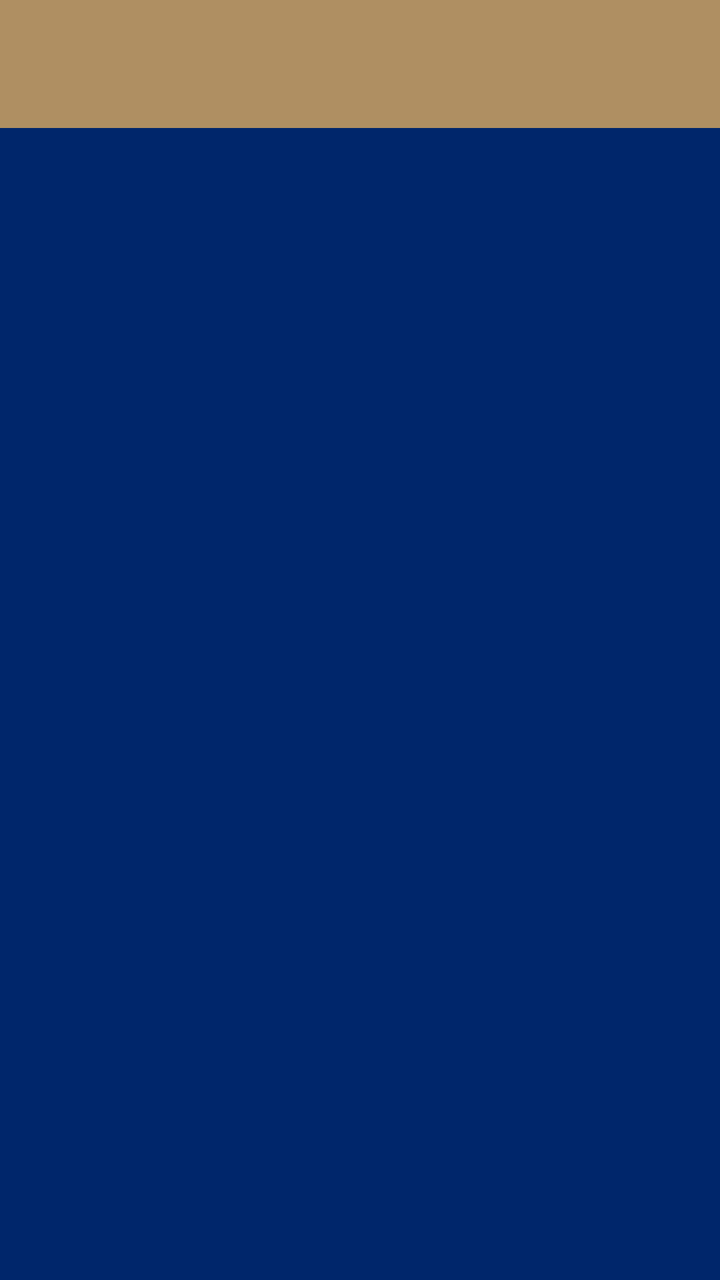
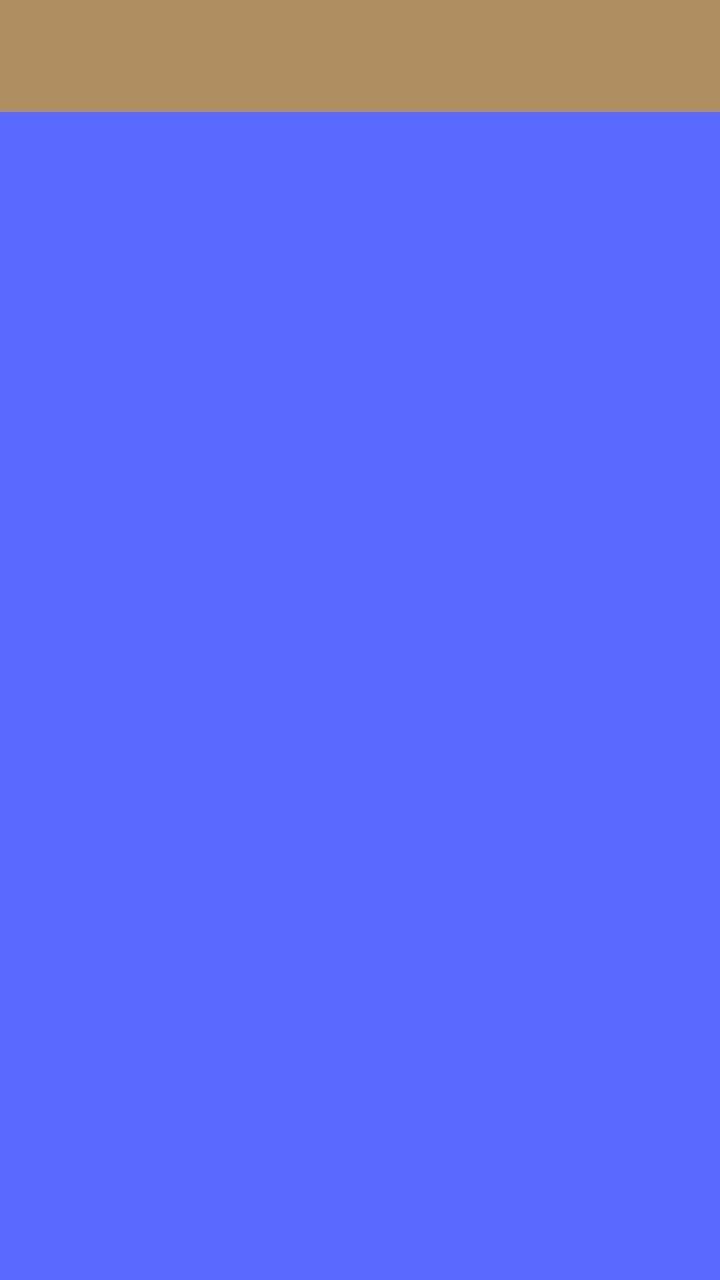

The first picture is an Android layout as it rendered before a commit; the second is the same layout after the commit. The layout source and the unified diff follow.
<!-- AndroidManifest.xml: application theme Theme.Library -->
<!-- res/layout/activity_chapter.xml -->
<?xml version="1.0" encoding="utf-8"?>
<LinearLayout xmlns:android="http://schemas.android.com/apk/res/android"
    xmlns:tools="http://schemas.android.com/tools"
    android:id="@+id/main"
    android:layout_width="match_parent"
    android:layout_height="match_parent"
    android:orientation="vertical"
    tools:context=".Activity.ChapterActivity">

    <include layout="@layout/lyt_toolbar"/>

    <androidx.recyclerview.widget.RecyclerView
        android:padding="10dp"
        android:background="@color/chapter"
        android:id="@+id/chapterRV"
        android:layout_width="match_parent"
        android:layout_height="match_parent"/>

</LinearLayout>
<!-- res/layout/lyt_toolbar.xml (included above) -->
<?xml version="1.0" encoding="utf-8"?>
<androidx.appcompat.widget.Toolbar xmlns:android="http://schemas.android.com/apk/res/android"
    xmlns:app="http://schemas.android.com/apk/res-auto"
    android:id="@+id/toolbarId"
    android:layout_width="match_parent"
    android:layout_height="wrap_content"
    android:minHeight="?attr/actionBarSize"
    android:background="@color/toolbar"
    app:titleTextColor="@android:color/black"
    android:theme="@style/ThemeOverlay.AppCompat.ActionBar"
    android:popupTheme="@style/ThemeOverlay.AppCompat.Light" />
<!-- resources referenced by this layout -->
<resources>
  <color name="chapter">#00266B</color>
  <color name="toolbar">#AF8F62</color>
  <style name="Theme.Library" parent="Base.Theme.Library" />
  <style name="Base.Theme.Library" parent="Theme.Material3.DayNight.NoActionBar">
          
          
      </style>
</resources>

<!-- the commit's change to res/layout/activity_chapter.xml (unified diff, before → after) -->
@@ -10,8 +10,7 @@
     <include layout="@layout/lyt_toolbar"/>
 
     <androidx.recyclerview.widget.RecyclerView
-        android:padding="10dp"
-        android:background="@color/chapter"
+        android:background="@color/chapterBack"
         android:id="@+id/chapterRV"
         android:layout_width="match_parent"
         android:layout_height="match_parent"/>
<!-- resource entries referenced after the edit -->
@@ -1,11 +1,37 @@
 <!-- resources referenced by this layout -->
 <resources>
-  <color name="chapter">#00266B</color>
+  <color name="chapterBack">#5A69FF</color>
   <color name="toolbar">#AF8F62</color>
   <style name="Theme.Library" parent="Base.Theme.Library" />
-  <style name="Base.Theme.Library" parent="Theme.Material3.DayNight.NoActionBar">
+  <style name="Base.Theme.Library" parent="Theme.MaterialComponents.Light.NoActionBar">
           
           
+          <item name="colorPrimary">@color/colorPrimary</item>
+          <item name="colorPrimaryVariant">@color/profile_bar</item>
+          <item name="colorOnPrimary">@color/white</item>
+          
+          <item name="colorSecondary">@color/colorSecondary</item>
+          <item name="colorSecondaryVariant">@color/profile_bar</item>
+          <item name="colorOnSecondary">@color/black</item>
+          
+          <item name="android:statusBarColor">?attr/colorPrimaryVariant</item>
+          
+  
+          <item name="android:forceDarkAllowed" tools:targetApi="q">false</item>
+          <item name="android:windowDisablePreview">true</item>
+  
+          <item name="colorPrimaryDark">@color/colorPrimaryDark</item>
+          <item name="colorAccent">@color/colorAccent</item>
+          <item name="android:splitMotionEvents">false</item>
+          <item name="android:windowEnableSplitTouch">false</item>
+          <item name="android:windowContentTransitions">true</item>
       </style>
+  <color name="colorPrimary">#AF8F62</color>
+  <color name="profile_bar">#4D2C6E</color>
+  <color name="white">#FFFFFFFF</color>
+  <color name="colorSecondary">#7C35E2</color>
+  <color name="black">#FF000000</color>
+  <color name="colorPrimaryDark">#6200EE</color>
+  <color name="colorAccent">#803BE2</color>
 </resources>
 
